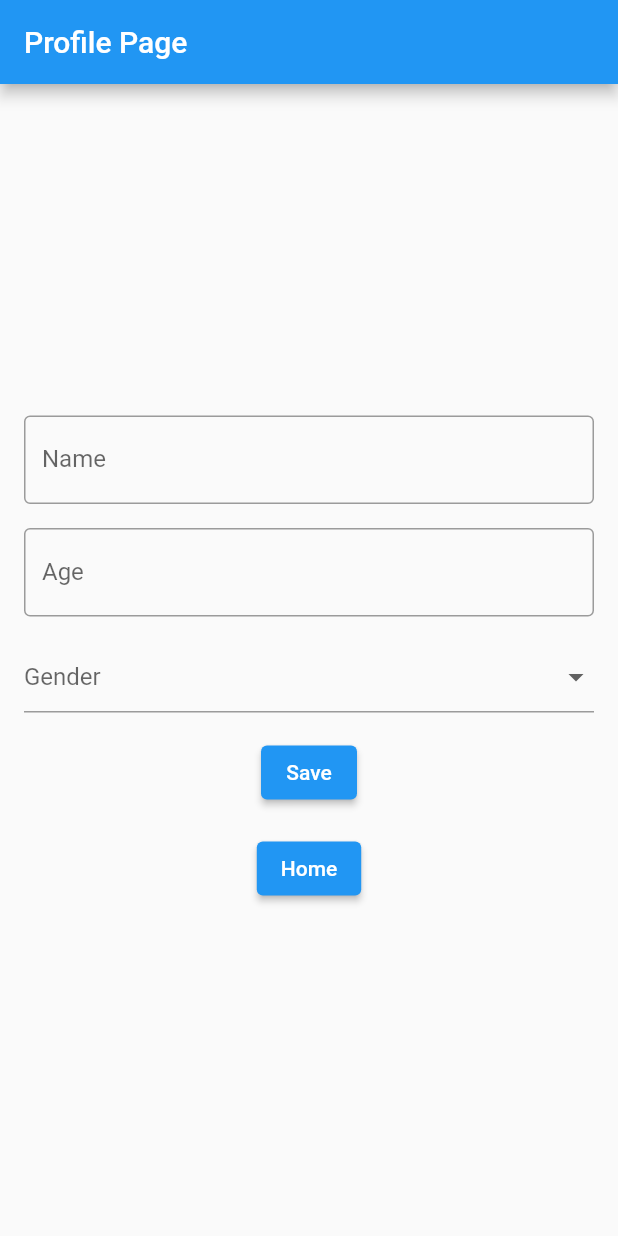
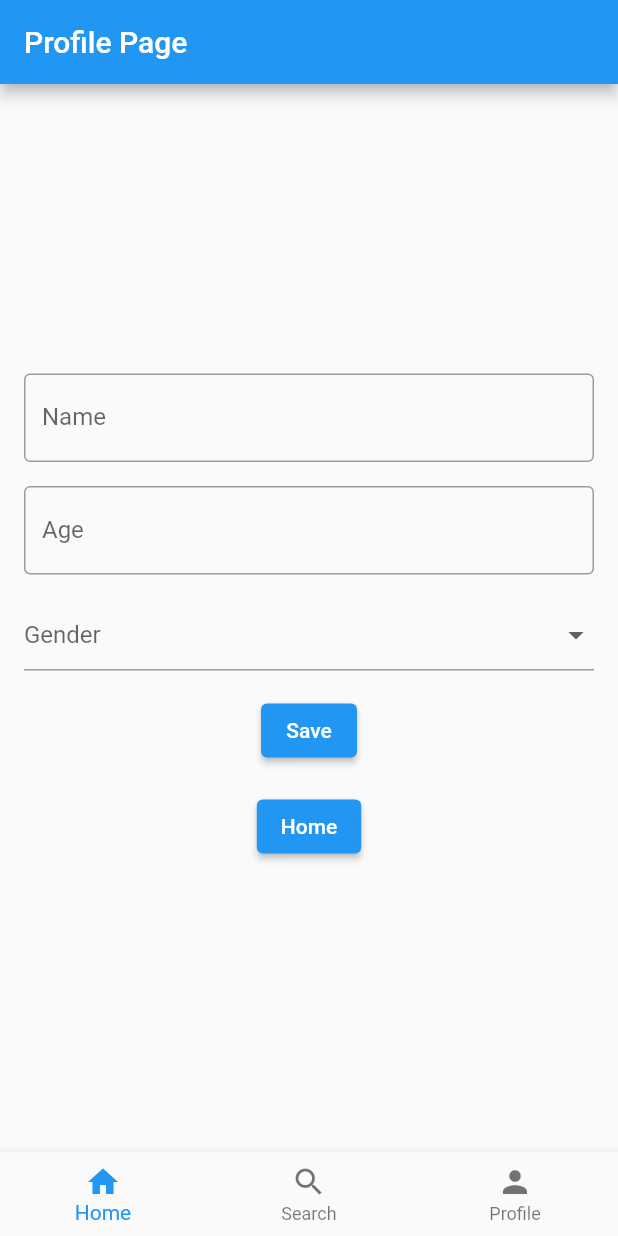
Before and after one commit to RishiVaya/TaxiMate, a Flutter app: the ProfilePage screen opened by its route, on a phone screen of 412 x 824 dp. Run offline on Flutter 3.47's test engine with Material 2 defaults, Android fonts, the phone set to English and light mode, and no system bars; our stand-ins replace cloud_firestore, firebase_auth, firebase_core, geocoding, geolocator, go_router and 2 more; missing offline and left inert: dart:ffi, flutter_polyline_points; accounts and stored records are empty.

Commit message:
Added navbar to profile page

```diff
--- a/lib/pages/profile_page.dart
+++ b/lib/pages/profile_page.dart
@@ -30,6 +30,16 @@ class _ProfilePageState extends State<ProfilePage> {
       print(e);
       return false;
     }
+  }
+
+  int _currentIndex = 0;
+  Map<int, String> pagesMap = {0: '/', 1: '/login', 2: '/profile'};
+
+  void _onTabTapped(int index) {
+    setState(() {
+      _currentIndex = index;
+    });
+    context.go('${pagesMap[index]}');
   }
 
   @override
@@ -101,6 +111,22 @@ class _ProfilePageState extends State<ProfilePage> {
             ],
           ),
         ),
-    );
+        bottomNavigationBar: BottomNavigationBar(
+            currentIndex: _currentIndex,
+            onTap: _onTabTapped,
+            items: const <BottomNavigationBarItem>[
+              BottomNavigationBarItem(
+                icon: Icon(Icons.home),
+                label: 'Home',
+              ),
+              BottomNavigationBarItem(
+                icon: Icon(Icons.search),
+                label: 'Search',
+              ),
+              BottomNavigationBarItem(
+                icon: Icon(Icons.person),
+                label: 'Profile',
+              ),
+            ]));
   }
 }
```
Lines whose indentation alone changed are shown as unchanged.
